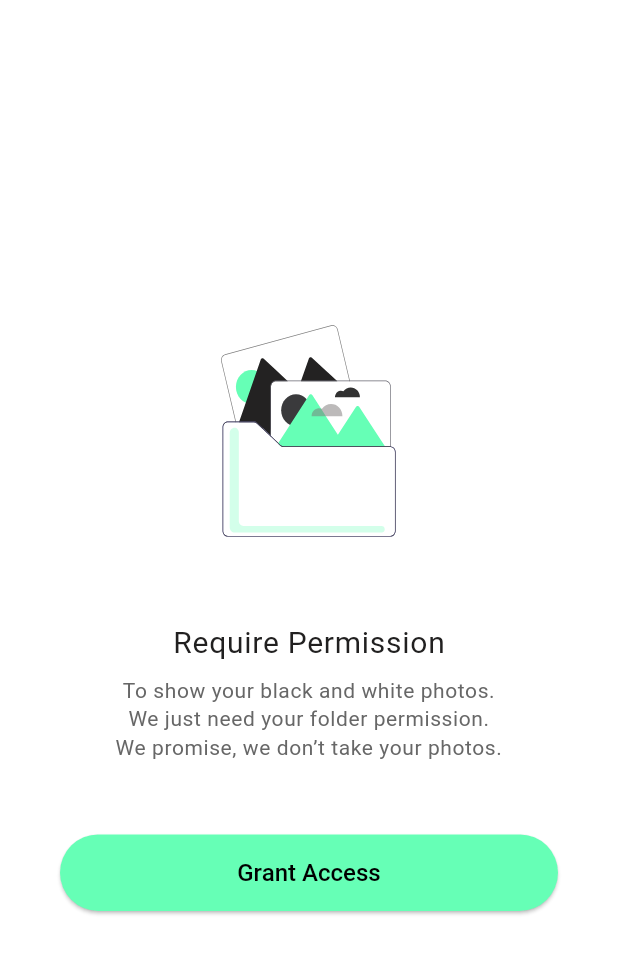
After one commit to mahmudur-swe/gallery_flutter, a Flutter app: the PermissionScreen screen opened directly, on a phone screen of 412 x 824 dp. The commit adds this screen. Shown: the top 954 px of the screen. Run offline on Flutter 3.47's test engine with Material 3 defaults, Android fonts, the phone set to English and light mode, and no system bars; our stand-ins replace flutter_bloc, flutter_svg, google_fonts, logger, permission_handler; statements that could not run were skipped.

Commit message:
feat: add permission screen UI and integrate logger service

```diff
--- a/lib/core/constants/app_dimens.dart
+++ b/lib/core/constants/app_dimens.dart
@@ -25,6 +25,9 @@ class AppDimens {
   static const double space16 = 16.0;
   static const double space20 = 20.0;
   static const double space24 = 24.0;
+  static const double space32 = 32.0;
+  static const double space40 = 40.0;
+  static const double space42 = 48.0;
 
   // Border Radius
   static const double radius4 = 4.0;
@@ -57,6 +60,7 @@ class AppDimens {
   static const double iconLarge = 32.0;
 
   // Dimens for Photos Screen
+  static const double dimen8 = 8.0;
   static const double dimen10 = 10.0;
   static const double dimen12 = 12.0;
   static const double dimen14 = 14.0;
@@ -66,6 +70,9 @@ class AppDimens {
   static const double dimen48 = 48.0;
   static const double dimen50 = 50.0;
   static const double dimen100 = 100.0;
+  static const double dimen123 = 123.0;
   static const double dimen130 = 130.0;
+  static const double dimen173 = 173.0;
+  static const double dimen200 = 200.0;
 
 }
--- a/lib/core/theme/app_theme.dart
+++ b/lib/core/theme/app_theme.dart
@@ -17,7 +17,8 @@ ThemeData appTheme = ThemeData(
       foregroundColor: AppColors.onPrimary,
       padding: const EdgeInsets.symmetric(vertical: AppDimens.padding16),
       shape: RoundedRectangleBorder(borderRadius: BorderRadius.circular(AppDimens.radius32)),
-      textStyle: const TextStyle(fontSize: AppDimens.font20, fontWeight: FontWeight.w500),
+      textStyle: const TextStyle(fontSize: AppDimens.font16, fontWeight: FontWeight.w500),
+      minimumSize: const Size.fromHeight(42),
     ),
   ),
 
--- /dev/null
+++ b/lib/presentation/modules/permission/permission_screen.dart
@@ -0,0 +1,48 @@
+import 'package:flutter/material.dart';
+import 'package:flutter_svg/svg.dart';
+import 'package:gallery_flutter/core/constants/app_dimens.dart';
+
+class PermissionScreen extends StatelessWidget {
+  const PermissionScreen({super.key});
+
+  @override
+  Widget build(BuildContext context) {
+    return Scaffold(
+      body: Center(
+        child: Padding(
+          padding: const EdgeInsets.all(AppDimens.padding40),
+          child: Column(
+            mainAxisAlignment: MainAxisAlignment.center,
+            children: [
+              SvgPicture.asset(
+                'assets/images/ic_photos.svg',
+                width: AppDimens.dimen123,
+              ),
+              const SizedBox(height: AppDimens.space42),
+              Text(
+                'Require Permission',
+                style: Theme.of(context).textTheme.bodyLarge,
+              ),
+              const SizedBox(height: AppDimens.space8),
+              Text(
+                'To show your black and white photos.\nWe just need your folder permission.\nWe promise, we don’t take your photos.',
+                textAlign: TextAlign.center,
+                style: Theme.of(context).textTheme.bodySmall,
+              ),
+              const SizedBox(height: AppDimens.space42),
+              SizedBox(
+                width: double.infinity,
+                child: ElevatedButton(
+                  onPressed: () {
+                    //todo: request permission
+                  },
+                  child: const Text("Grant Access"),
+                ),
+              ),
+            ],
+          ),
+        ),
+      ),
+    );
+  }
+}
--- a/lib/presentation/modules/splash/splash_screen.dart
+++ b/lib/presentation/modules/splash/splash_screen.dart
@@ -5,6 +5,7 @@ import 'package:gallery_flutter/presentation/modules/splash/splash_event.dart';
 import 'package:gallery_flutter/presentation/modules/splash/splash_state.dart';
 
 import '../../../core/constants/app_dimens.dart';
+import '../../../core/services/permission_service.dart';
 
 class SplashScreen extends StatelessWidget {
   const SplashScreen({super.key});
@@ -12,13 +13,13 @@ class SplashScreen extends StatelessWidget {
   @override
   Widget build(BuildContext context) {
     return BlocProvider(
-      create: (_) => SplashBloc()..add(CheckPermission()),
+      create: (_) => SplashBloc(PermissionService())..add(CheckPermission()),
       child: BlocListener<SplashBloc, SplashState>(
         listener: (context, state) {
           if (state.isGranted == true) {
             // todo: navigate to photos screen
           } else if (state.isGranted == false) {
-            // todo: navigate to no permission screen
+            Navigator.pushNamed(context, "/access_permissions");
           }
         },
         child: Scaffold(
--- a/pubspec.yaml
+++ b/pubspec.yaml
@@ -37,6 +37,8 @@ dependencies:
   google_fonts: 6.2.1
   permission_handler: ^12.0.0+1
   flutter_bloc: ^9.1.0
+  flutter_svg: ^2.0.4
+  logger: 2.1.0
 
 dev_dependencies:
   flutter_test:
```
Also changed, not shown: lib/core/theme/text_styles.dart (+7 -7 lines), lib/core/util/log.dart (added, +40 -0 lines), lib/main.dart (+12 -0 lines), lib/presentation/modules/splash/splash_bloc.dart (+9 -2 lines), pubspec.lock, 1 other file.
